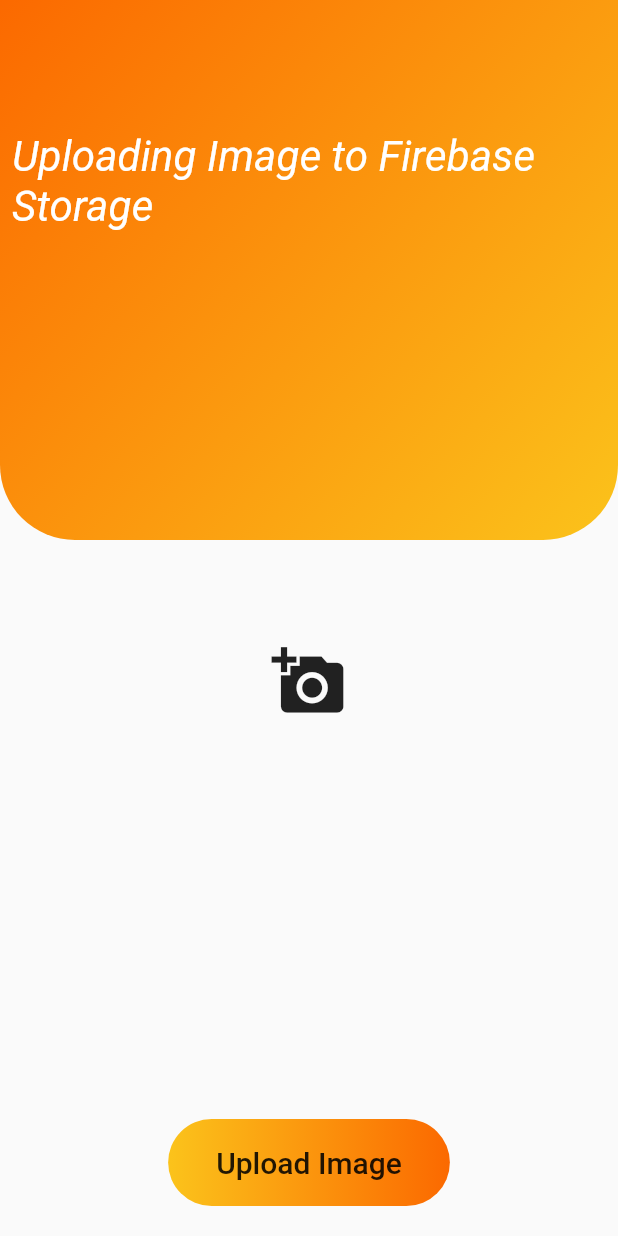
After one commit to figoliu239/data_input_app, a Flutter app: the UploadingImageToFirebaseStorage screen opened directly, on a phone screen of 412 x 824 dp. The commit adds this screen. Run offline on Flutter 3.47's test engine with Material 2 defaults, Android fonts, the phone set to English and light mode, and no system bars; our stand-ins replace firebase_core, firebase_storage, image_picker, permission_handler; missing offline and left inert: flutter_mobile_vision; accounts and stored records are empty.

Commit message:
start upload function

```diff
--- a/lib/main.dart
+++ b/lib/main.dart
@@ -546,7 +546,7 @@ class _MyHomePageState extends State<MyHomePage> {
                       context,
                       MaterialPageRoute(
                           builder: (context) => OCRPage2(
-                            //product: tempProduct,
+                            product: tempProduct,
                           )));
                 },
                 child: new Text('Next Page'),
--- /dev/null
+++ b/lib/upload_image.dart
@@ -0,0 +1,134 @@
+import 'dart:io';
+
+import 'package:firebase_storage/firebase_storage.dart';
+import 'package:flutter/material.dart';
+import 'package:image_picker/image_picker.dart';
+import 'package:path/path.dart';
+
+
+class UploadingImageToFirebaseStorage extends StatefulWidget {
+  @override
+  _UploadingImageToFirebaseStorageState createState() =>
+      _UploadingImageToFirebaseStorageState();
+}
+final Color yellow = Color(0xfffbc31b);
+final Color orange = Color(0xfffb6900);
+class _UploadingImageToFirebaseStorageState
+    extends State<UploadingImageToFirebaseStorage> {
+  File _imageFile;
+
+  ///NOTE: Only supported on Android & iOS
+  ///Needs image_picker plugin {https://pub.dev/packages/image_picker}
+  final picker = ImagePicker();
+
+  Future pickImage() async {
+    final pickedFile = await picker.getImage(source: ImageSource.camera);
+
+    setState(() {
+      _imageFile = File(pickedFile.path);
+    });
+  }
+
+  Future uploadImageToFirebase(BuildContext context) async {
+    String fileName = basename(_imageFile.path);
+    Reference firebaseStorageRef =
+    FirebaseStorage.instance.ref().child('uploads/$fileName');
+    UploadTask uploadTask = firebaseStorageRef.putFile(_imageFile);
+    TaskSnapshot taskSnapshot = await uploadTask;
+    taskSnapshot.ref.getDownloadURL().then(
+          (value) => print("Done: $value"),
+    );
+  }
+
+  @override
+  Widget build(BuildContext context) {
+    return Scaffold(
+      body: Stack(
+        children: <Widget>[
+          Container(
+            height: 360,
+            decoration: BoxDecoration(
+                borderRadius: BorderRadius.only(
+                    bottomLeft: Radius.circular(50.0),
+                    bottomRight: Radius.circular(50.0)),
+                gradient: LinearGradient(
+                    colors: [orange, yellow],
+                    begin: Alignment.topLeft,
+                    end: Alignment.bottomRight)),
+          ),
+          Container(
+            margin: const EdgeInsets.only(top: 80),
+            child: Column(
+              children: <Widget>[
+                Padding(
+                  padding: const EdgeInsets.all(8.0),
+                  child: Center(
+                    child: Text(
+                      "Uploading Image to Firebase Storage",
+                      style: TextStyle(
+                          color: Colors.white,
+                          fontSize: 28,
+                          fontStyle: FontStyle.italic),
+                    ),
+                  ),
+                ),
+                SizedBox(height: 20.0),
+                Expanded(
+                  child: Stack(
+                    children: <Widget>[
+                      Container(
+                        height: double.infinity,
+                        margin: const EdgeInsets.only(
+                            left: 30.0, right: 30.0, top: 10.0),
+                        child: ClipRRect(
+                          borderRadius: BorderRadius.circular(30.0),
+                          child: _imageFile != null
+                              ? Image.file(_imageFile)
+                              : FlatButton(
+                            child: Icon(
+                              Icons.add_a_photo,
+                              size: 50,
+                            ),
+                            onPressed: pickImage,
+                          ),
+                        ),
+                      ),
+                    ],
+                  ),
+                ),
+                uploadImageButton(context),
+              ],
+            ),
+          ),
+        ],
+      ),
+    );
+  }
+
+  Widget uploadImageButton(BuildContext context) {
+    return Container(
+      child: Stack(
+        children: <Widget>[
+          Container(
+            padding:
+            const EdgeInsets.symmetric(vertical: 5.0, horizontal: 16.0),
+            margin: const EdgeInsets.only(
+                top: 30, left: 20.0, right: 20.0, bottom: 20.0),
+            decoration: BoxDecoration(
+                gradient: LinearGradient(
+                  colors: [yellow, orange],
+                ),
+                borderRadius: BorderRadius.circular(30.0)),
+            child: FlatButton(
+              onPressed: () => uploadImageToFirebase(context),
+              child: Text(
+                "Upload Image",
+                style: TextStyle(fontSize: 20),
+              ),
+            ),
+          ),
+        ],
+      ),
+    );
+  }
+}
--- a/pubspec.yaml
+++ b/pubspec.yaml
@@ -27,8 +27,9 @@ dependencies:
   firebase_core: ^1.0.2
   cloud_firestore: ^1.0.2
   flutter_mobile_vision: ^0.1.4+1
-
-
+  image_picker: ^0.7.4
+  firebase_storage: ^8.0.5
+  permission_handler: ^7.1.0
 
   # The following adds the Cupertino Icons font to your application.
   # Use with the CupertinoIcons class for iOS style icons.
```
Also changed, not shown: lib/barcode_detail.dart (deleted, +0 -66 lines), lib/face_detail.dart (deleted, +0 -72 lines), lib/ocrpage2.dart (+48 -76 lines), lib/secondPage.dart (+26 -3 lines), lib/thirdPage.dart (+7 -5 lines), pubspec.lock.
